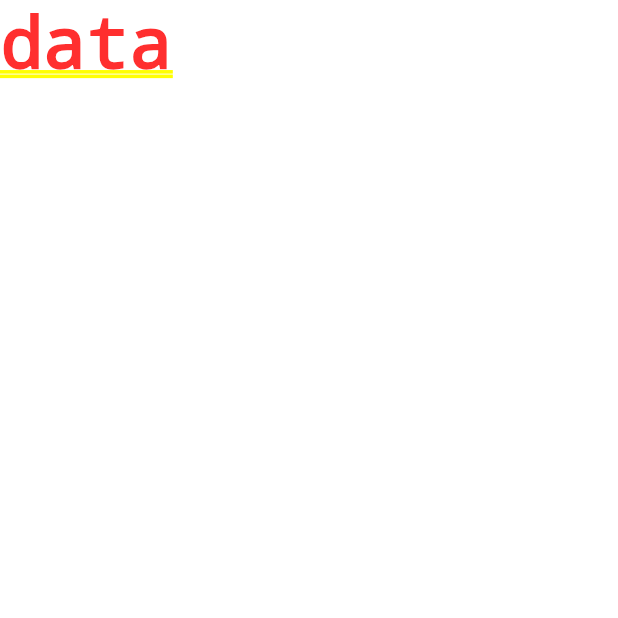
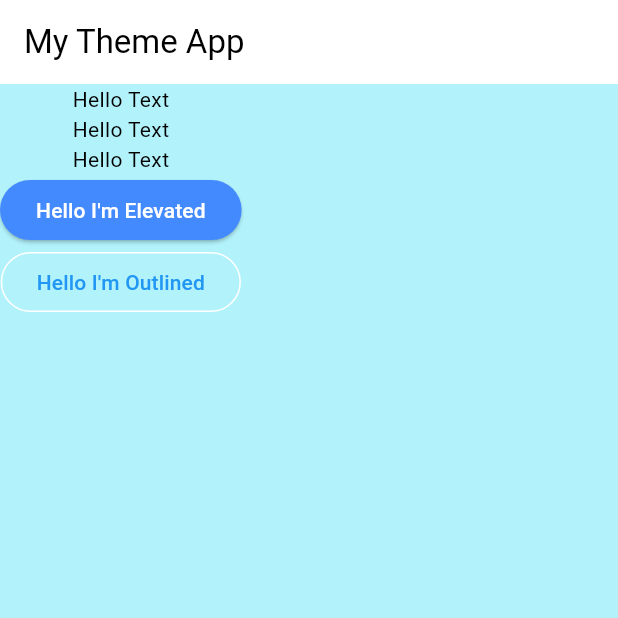
Before and after one commit to meetshaheer/Flutter-Modern-E-commerce-UI, a Flutter app: the screen it shows after launch, on a phone screen of 412 x 824 dp, the top half of it. Run offline on Flutter 3.47's test engine with Material 3 defaults, Android fonts, the phone set to English and light mode, and no system bars.

Commit message:
practicing color themes

```diff
--- a/cartzy/lib/main.dart
+++ b/cartzy/lib/main.dart
@@ -1,4 +1,5 @@
 import 'package:cartzy/utils/theme/theme.dart';
+import 'package:cartzy/utils/theme/theme_practice.dart';
 import 'package:flutter/material.dart';
 
 void main(List<String> args) {
@@ -12,10 +13,14 @@ class mtyclass extends StatelessWidget {
   Widget build(BuildContext context) {
     return MaterialApp(
       debugShowCheckedModeBanner: false,
-      home: const myapp(),
-      themeMode: ThemeMode.system,
-      theme: CAppTheme.lighttheme,
-      darkTheme: CAppTheme.darktheme,
+      home: const myAppp(),
+      themeMode: ThemeMode.light,
+      // theme: CAppTheme.lighttheme,
+      // darkTheme: CAppTheme.darktheme,
+      theme: ThemeData(
+          brightness: Brightness.light,
+          colorScheme: ColorScheme.fromSwatch(backgroundColor: Color.fromARGB(255, 178, 242, 251))),
+      darkTheme: ThemeData(brightness: Brightness.dark),
       //
     );
   }
--- /dev/null
+++ b/cartzy/lib/utils/theme/theme_practice.dart
@@ -0,0 +1,30 @@
+import 'package:flutter/material.dart';
+
+class myAppp extends StatelessWidget {
+  const myAppp({super.key});
+
+  @override
+  Widget build(BuildContext context) {
+    return Scaffold(
+        backgroundColor: Theme.of(context).colorScheme.background,
+        appBar: AppBar(
+          title: Text("My Theme App"),
+        ),
+        body: Column(
+          children: [
+            Text("Hello Text"),
+            Text("Hello Text"),
+            Text("Hello Text"),
+            ElevatedButton(
+              onPressed: () {},
+              child: Text(
+                "Hello I'm Elevated",
+                style: TextStyle(color: Colors.white),
+              ),
+              style: ElevatedButton.styleFrom(backgroundColor: Colors.blueAccent),
+            ),
+            OutlinedButton(onPressed: () {}, child: Text("Hello I'm Outlined"))
+          ],
+        ));
+  }
+}
```
Also changed, not shown: cartzy/lib/utils/constants/colors.dart (added).
